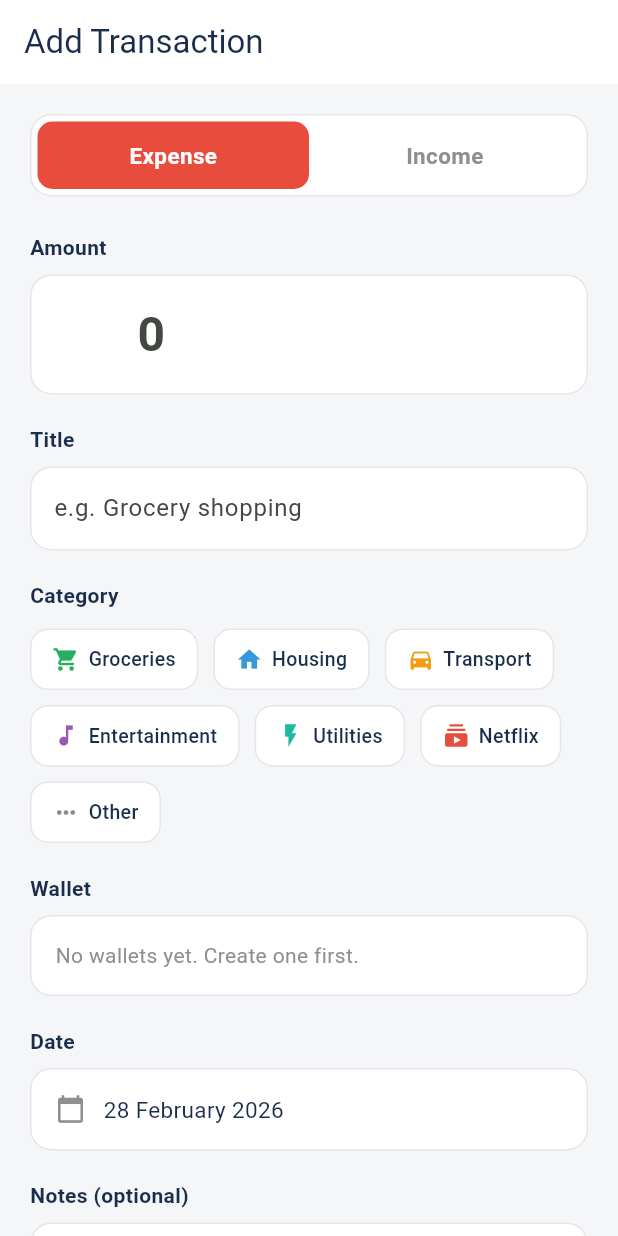
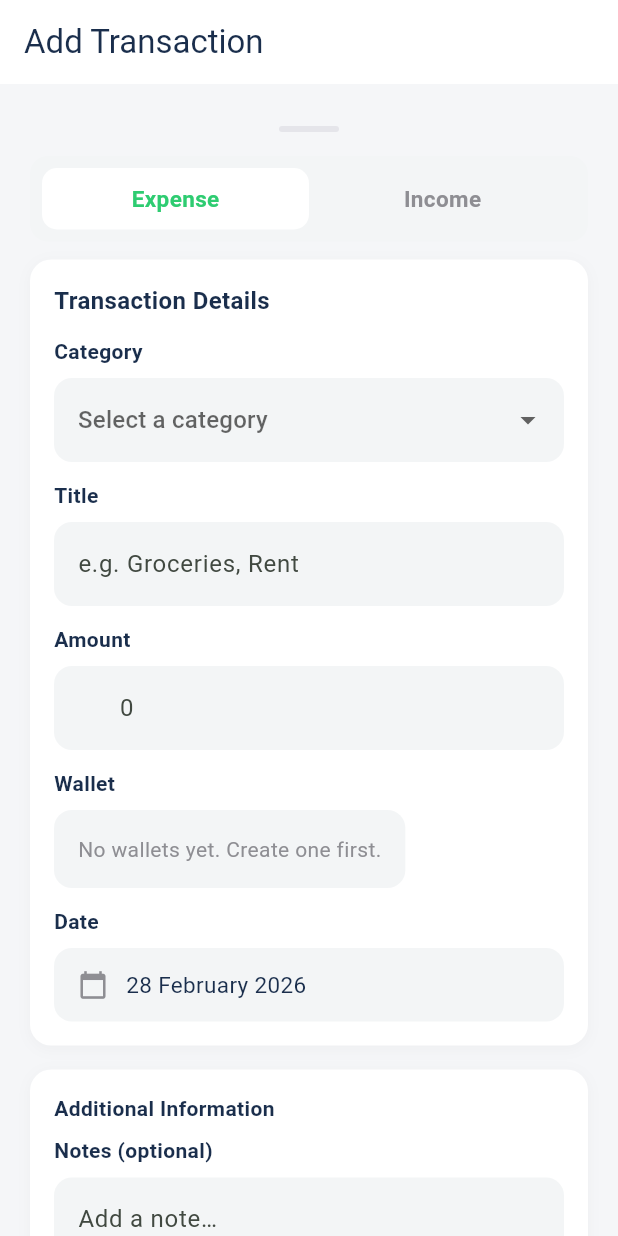
Before and after one commit to Sharkfin07/finova, a Flutter app: the TransactionFormScreen screen opened by its route, on a phone screen of 412 x 824 dp. Run offline on Flutter 3.47's test engine with Material 3 defaults, Android fonts, the light colour scheme and no system bars; our stand-ins replace cloud_firestore, firebase_auth, firebase_core, fl_chart, flutter_riverpod, go_router and 2 more; accounts and stored records are empty.

Commit message:
style: Adjusted transaction form to match reference's UI/UX

```diff
--- a/lib/features/transactions/presentation/transaction_form_screen.dart
+++ b/lib/features/transactions/presentation/transaction_form_screen.dart
@@ -100,7 +100,6 @@ class _TransactionFormScreenState extends ConsumerState<TransactionFormScreen> {
     if (user == null) return;
 
     final notifier = ref.read(transactionNotifierProvider(user.uid).notifier);
-
     final amount = double.parse(_amountController.text.replaceAll(',', ''));
 
     bool success;
@@ -170,7 +169,6 @@ class _TransactionFormScreenState extends ConsumerState<TransactionFormScreen> {
     final success = await ref
         .read(transactionNotifierProvider(user.uid).notifier)
         .deleteTransaction(widget.transaction!.id);
-
     if (success && mounted) context.go('/');
   }
 
@@ -201,17 +199,111 @@ class _TransactionFormScreenState extends ConsumerState<TransactionFormScreen> {
         child: ListView(
           padding: const EdgeInsets.all(20),
           children: [
-            // ── Type Toggle ──
-            _TypeToggle(
+            const SizedBox(height: 8),
+            Center(
+              child: Container(
+                width: 40,
+                height: 4,
+                decoration: BoxDecoration(
+                  color: AppColors.border,
+                  borderRadius: BorderRadius.circular(2),
+                ),
+              ),
+            ),
+            const SizedBox(height: 16),
+
+            // Switcher outside card
+            Container(
+              padding: const EdgeInsets.all(4),
+              decoration: BoxDecoration(
+                color: const Color(0xFFF3F5F6),
+                borderRadius: BorderRadius.circular(12),
+              ),
+              child: _TypeToggle(
                 value: _type,
                 onChanged: (val) => setState(() {
                   _type = val;
-                _category = null; // reset category on type change
+                  _category = null;
                 }),
               ),
-            const SizedBox(height: 24),
+            ),
 
-            // ── Amount ──
+            const SizedBox(height: 12),
+
+            // Transaction Details card
+            Container(
+              padding: const EdgeInsets.all(16),
+              decoration: BoxDecoration(
+                color: Colors.white,
+                borderRadius: BorderRadius.circular(14),
+                boxShadow: [
+                  BoxShadow(
+                    color: Colors.black.withOpacity(0.03),
+                    blurRadius: 8,
+                    offset: const Offset(0, 2),
+                  ),
+                ],
+              ),
+              child: Column(
+                crossAxisAlignment: CrossAxisAlignment.start,
+                children: [
+                  Text(
+                    'Transaction Details',
+                    style: const TextStyle(
+                      fontSize: 16,
+                      fontWeight: FontWeight.bold,
+                      color: AppColors.textPrimary,
+                    ),
+                  ),
+                  const SizedBox(height: 12),
+
+                  // Category first
+                  _buildLabel('Category'),
+                  const SizedBox(height: 8),
+                  DropdownButtonFormField<String>(
+                    value: _category,
+                    decoration: InputDecoration(
+                      filled: true,
+                      fillColor: const Color(0xFFF3F5F6),
+                      border: OutlineInputBorder(
+                        borderRadius: BorderRadius.circular(12),
+                        borderSide: BorderSide.none,
+                      ),
+                    ),
+                    hint: const Text('Select a category'),
+                    items: _categories
+                        .map(
+                          (c) => DropdownMenuItem(
+                            value: c.name,
+                            child: Row(
+                              children: [
+                                Icon(c.icon, size: 18, color: c.color),
+                                const SizedBox(width: 8),
+                                Text(c.name),
+                              ],
+                            ),
+                          ),
+                        )
+                        .toList(),
+                    onChanged: (val) => setState(() => _category = val),
+                  ),
+
+                  const SizedBox(height: 12),
+
+                  // Title
+                  _buildLabel('Title'),
+                  const SizedBox(height: 8),
+                  _buildTextField(
+                    controller: _titleController,
+                    hint: 'e.g. Groceries, Rent',
+                    validator: (val) => val == null || val.trim().isEmpty
+                        ? 'Enter a title'
+                        : null,
+                  ),
+
+                  const SizedBox(height: 12),
+
+                  // Amount (compact)
                   _buildLabel('Amount'),
                   const SizedBox(height: 8),
                   TextFormField(
@@ -219,68 +311,35 @@ class _TransactionFormScreenState extends ConsumerState<TransactionFormScreen> {
                     keyboardType: TextInputType.number,
                     inputFormatters: [FilteringTextInputFormatter.digitsOnly],
                     style: const TextStyle(
-                fontSize: 32,
-                fontWeight: FontWeight.bold,
+                      fontSize: 16,
                       color: AppColors.textPrimary,
                     ),
                     decoration: InputDecoration(
                       prefixText: 'Rp  ',
                       prefixStyle: TextStyle(
-                  fontSize: 32,
-                  fontWeight: FontWeight.bold,
-                  color: AppColors.textPrimary.withOpacity(0.5),
+                        fontSize: 16,
+                        color: AppColors.textPrimary.withOpacity(0.6),
                       ),
                       hintText: '0',
                       filled: true,
-                fillColor: Colors.white,
+                      fillColor: const Color(0xFFF3F5F6),
                       border: OutlineInputBorder(
-                  borderRadius: BorderRadius.circular(14),
-                  borderSide: const BorderSide(color: AppColors.border),
-                ),
-                enabledBorder: OutlineInputBorder(
-                  borderRadius: BorderRadius.circular(14),
-                  borderSide: const BorderSide(color: AppColors.border),
-                ),
-                focusedBorder: OutlineInputBorder(
-                  borderRadius: BorderRadius.circular(14),
-                  borderSide: const BorderSide(
-                    color: AppColors.primary,
-                    width: 1.5,
-                  ),
+                        borderRadius: BorderRadius.circular(12),
+                        borderSide: BorderSide.none,
                       ),
                     ),
                     validator: (val) {
                       if (val == null || val.isEmpty) return 'Enter an amount';
-                if (double.tryParse(val) == null || double.parse(val) <= 0) {
+                      if (double.tryParse(val) == null ||
+                          double.parse(val) <= 0)
                         return 'Enter a valid amount';
-                }
                       return null;
                     },
                   ),
-            const SizedBox(height: 20),
 
-            // ── Title ──
-            _buildLabel('Title'),
-            const SizedBox(height: 8),
-            _buildTextField(
-              controller: _titleController,
-              hint: 'e.g. Grocery shopping',
-              validator: (val) =>
-                  val == null || val.trim().isEmpty ? 'Enter a title' : null,
-            ),
-            const SizedBox(height: 20),
+                  const SizedBox(height: 12),
 
-            // ── Category ──
-            _buildLabel('Category'),
-            const SizedBox(height: 12),
-            _CategoryGrid(
-              categories: _categories,
-              selected: _category,
-              onSelected: (name) => setState(() => _category = name),
-            ),
-            const SizedBox(height: 20),
-
-            // ── Wallet ──
+                  // Wallet
                   _buildLabel('Wallet'),
                   const SizedBox(height: 8),
                   if (walletState != null && walletState.wallets.isNotEmpty)
@@ -288,20 +347,19 @@ class _TransactionFormScreenState extends ConsumerState<TransactionFormScreen> {
                       value: _walletId,
                       decoration: InputDecoration(
                         filled: true,
-                  fillColor: Colors.white,
+                        fillColor: const Color(0xFFF3F5F6),
                         border: OutlineInputBorder(
-                    borderRadius: BorderRadius.circular(14),
-                    borderSide: const BorderSide(color: AppColors.border),
-                  ),
-                  enabledBorder: OutlineInputBorder(
-                    borderRadius: BorderRadius.circular(14),
-                    borderSide: const BorderSide(color: AppColors.border),
+                          borderRadius: BorderRadius.circular(12),
+                          borderSide: BorderSide.none,
                         ),
                       ),
                       hint: const Text('Select wallet'),
                       items: walletState.wallets
                           .map(
-                      (w) => DropdownMenuItem(value: w.id, child: Text(w.name)),
+                            (w) => DropdownMenuItem(
+                              value: w.id,
+                              child: Text(w.name),
+                            ),
                           )
                           .toList(),
                       onChanged: (val) => setState(() => _walletId = val),
@@ -310,18 +368,18 @@ class _TransactionFormScreenState extends ConsumerState<TransactionFormScreen> {
                     Container(
                       padding: const EdgeInsets.all(16),
                       decoration: BoxDecoration(
-                  color: Colors.white,
-                  borderRadius: BorderRadius.circular(14),
-                  border: Border.all(color: AppColors.border),
+                        color: const Color(0xFFF3F5F6),
+                        borderRadius: BorderRadius.circular(12),
                       ),
                       child: const Text(
                         'No wallets yet. Create one first.',
                         style: TextStyle(color: AppColors.textSecondary),
                       ),
                     ),
-            const SizedBox(height: 20),
 
-            // ── Date ──
+                  const SizedBox(height: 12),
+
+                  // Date
                   _buildLabel('Date'),
                   const SizedBox(height: 8),
                   GestureDetector(
@@ -329,12 +387,11 @@ class _TransactionFormScreenState extends ConsumerState<TransactionFormScreen> {
                     child: Container(
                       padding: const EdgeInsets.symmetric(
                         horizontal: 16,
-                  vertical: 16,
+                        vertical: 14,
                       ),
                       decoration: BoxDecoration(
-                  color: Colors.white,
-                  borderRadius: BorderRadius.circular(14),
-                  border: Border.all(color: AppColors.border),
+                        color: const Color(0xFFF3F5F6),
+                        borderRadius: BorderRadius.circular(12),
                       ),
                       child: Row(
                         children: [
@@ -355,9 +412,31 @@ class _TransactionFormScreenState extends ConsumerState<TransactionFormScreen> {
                       ),
                     ),
                   ),
-            const SizedBox(height: 20),
+                ],
+              ),
+            ),
 
-            // ── Notes ──
+            const SizedBox(height: 16),
+
+            // Additional Information card
+            Container(
+              padding: const EdgeInsets.all(16),
+              decoration: BoxDecoration(
+                color: Colors.white,
+                borderRadius: BorderRadius.circular(14),
+                boxShadow: [
+                  BoxShadow(
+                    color: Colors.black.withOpacity(0.03),
+                    blurRadius: 8,
+                    offset: const Offset(0, 2),
+                  ),
+                ],
+              ),
+              child: Column(
+                crossAxisAlignment: CrossAxisAlignment.start,
+                children: [
+                  _buildLabel('Additional Information'),
+                  const SizedBox(height: 8),
                   _buildLabel('Notes (optional)'),
                   const SizedBox(height: 8),
                   _buildTextField(
@@ -365,23 +444,29 @@ class _TransactionFormScreenState extends ConsumerState<TransactionFormScreen> {
                     hint: 'Add a note…',
                     maxLines: 3,
                   ),
-            const SizedBox(height: 32),
+                ],
+              ),
+            ),
 
-            // ── Save Button ──
+            const SizedBox(height: 24),
+
+            // Save button
             SizedBox(
-              height: 54,
+              width: double.infinity,
+              height: 56,
               child: ElevatedButton(
                 onPressed: _save,
                 style: ElevatedButton.styleFrom(
                   backgroundColor: AppColors.primary,
                   foregroundColor: Colors.white,
                   shape: RoundedRectangleBorder(
-                    borderRadius: BorderRadius.circular(14),
+                    borderRadius: BorderRadius.circular(28),
                   ),
                   elevation: 0,
+                  padding: const EdgeInsets.symmetric(horizontal: 24),
                 ),
                 child: Text(
-                  _isEditing ? 'Update Transaction' : 'Add Transaction',
+                  _isEditing ? 'Update Transaction' : 'Save Transaction',
                   style: const TextStyle(
                     fontSize: 16,
                     fontWeight: FontWeight.w600,
@@ -389,6 +474,7 @@ class _TransactionFormScreenState extends ConsumerState<TransactionFormScreen> {
                 ),
               ),
             ),
+
             const SizedBox(height: 24),
           ],
         ),
@@ -420,28 +506,25 @@ class _TransactionFormScreenState extends ConsumerState<TransactionFormScreen> {
       decoration: InputDecoration(
         hintText: hint,
         filled: true,
-        fillColor: Colors.white,
+        fillColor: const Color(0xFFF3F5F6),
         border: OutlineInputBorder(
-          borderRadius: BorderRadius.circular(14),
-          borderSide: const BorderSide(color: AppColors.border),
+          borderRadius: BorderRadius.circular(12),
+          borderSide: BorderSide.none,
         ),
         enabledBorder: OutlineInputBorder(
-          borderRadius: BorderRadius.circular(14),
-          borderSide: const BorderSide(color: AppColors.border),
+          borderRadius: BorderRadius.circular(12),
+          borderSide: BorderSide.none,
         ),
         focusedBorder: OutlineInputBorder(
-          borderRadius: BorderRadius.circular(14),
-          borderSide: const BorderSide(color: AppColors.primary, width: 1.5),
+          borderRadius: BorderRadius.circular(12),
+          borderSide: BorderSide.none,
         ),
       ),
     );
   }
 }
 
-// ─────────────────────────────────────────────────────────────────────────────
 // Type Toggle
-// ─────────────────────────────────────────────────────────────────────────────
-
 class _TypeToggle extends StatelessWidget {
   final String value;
   final ValueChanged<String> onChanged;
@@ -453,9 +536,8 @@ class _TypeToggle extends StatelessWidget {
     return Container(
       padding: const EdgeInsets.all(4),
       decoration: BoxDecoration(
-        color: Colors.white,
-        borderRadius: BorderRadius.circular(14),
-        border: Border.all(color: AppColors.border),
+        color: const Color(0xFFF3F5F6),
+        borderRadius: BorderRadius.circular(12),
       ),
       child: Row(
         children: [
@@ -472,16 +554,16 @@ class _TypeToggle extends StatelessWidget {
       child: GestureDetector(
         onTap: () => onChanged(type),
         child: Container(
-          padding: const EdgeInsets.symmetric(vertical: 12),
+          padding: const EdgeInsets.symmetric(vertical: 10, horizontal: 8),
           decoration: BoxDecoration(
-            color: selected ? color : Colors.transparent,
+            color: selected ? Colors.white : Colors.transparent,
             borderRadius: BorderRadius.circular(10),
           ),
           child: Center(
             child: Text(
               label,
               style: TextStyle(
-                color: selected ? Colors.white : AppColors.textSecondary,
+                color: selected ? AppColors.primary : AppColors.textSecondary,
                 fontWeight: FontWeight.w600,
                 fontSize: 15,
               ),
@@ -492,62 +574,3 @@ class _TypeToggle extends StatelessWidget {
     );
   }
 }
-
-// ─────────────────────────────────────────────────────────────────────────────
-// Category Grid
-// ─────────────────────────────────────────────────────────────────────────────
-
-class _CategoryGrid extends StatelessWidget {
-  final List<TransactionCategory> categories;
-  final String? selected;
-  final ValueChanged<String> onSelected;
-
-  const _CategoryGrid({
-    required this.categories,
-    required this.selected,
-    required this.onSelected,
-  });
-
-  @override
-  Widget build(BuildContext context) {
-    return Wrap(
-      spacing: 10,
-      runSpacing: 10,
-      children: categories.map((cat) {
-        final isSelected = selected == cat.name;
-        return GestureDetector(
-          onTap: () => onSelected(cat.name),
-          child: Container(
-            padding: const EdgeInsets.symmetric(horizontal: 14, vertical: 10),
-            decoration: BoxDecoration(
-              color: isSelected ? cat.color : Colors.white,
-              borderRadius: BorderRadius.circular(12),
-              border: Border.all(
-                color: isSelected ? cat.color : AppColors.border,
-              ),
-            ),
-            child: Row(
-              mainAxisSize: MainAxisSize.min,
-              children: [
-                Icon(
-                  cat.icon,
-                  size: 18,
-                  color: isSelected ? Colors.white : cat.color,
-                ),
-                const SizedBox(width: 6),
-                Text(
-                  cat.name,
-                  style: TextStyle(
-                    fontSize: 13,
-                    fontWeight: FontWeight.w500,
-                    color: isSelected ? Colors.white : AppColors.textPrimary,
-                  ),
-                ),
-              ],
-            ),
-          ),
-        );
-      }).toList(),
-    );
-  }
-}
```
Lines whose indentation alone changed are shown as unchanged.
